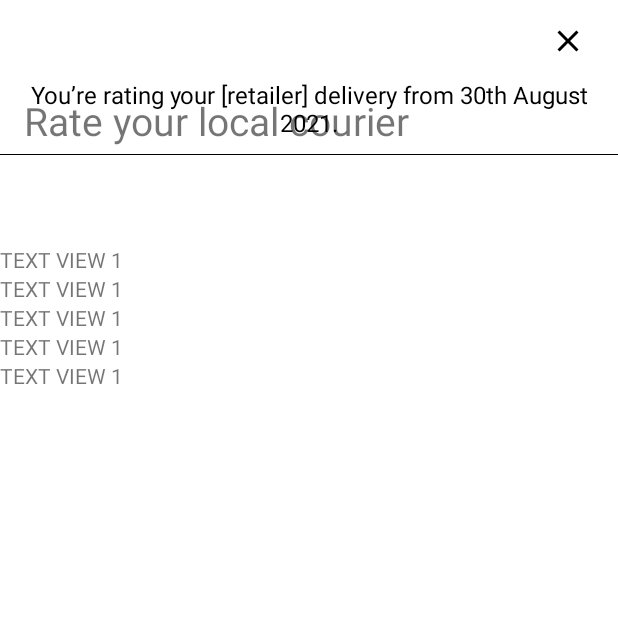
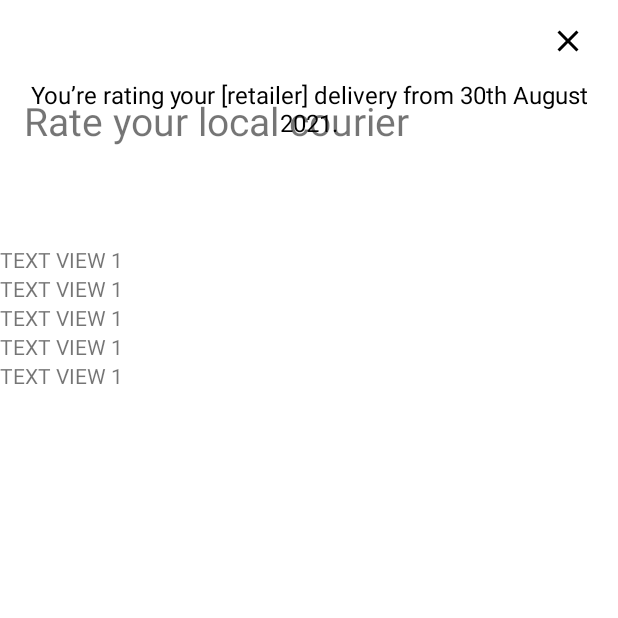
Before and after one commit to AlexBort/BaseKotlin, an Android app: the ToolbarActivity screen opened directly, with no data from a screen before it, on a phone screen of 412 x 824 dp, the top half of it. Run offline under Robolectric (Android 15) with nearby library versions, the phone set to English and light mode, and no system bars.

Commit message:
step by step - update visibility of divider

```diff
--- a/app/src/main/res/layout/collapsing_toolbar.xml
+++ b/app/src/main/res/layout/collapsing_toolbar.xml
@@ -75,7 +75,8 @@
         android:layout_width="0dp"
         android:layout_height="0.5dp"
         android:layout_marginTop="10dp"
-        android:background="@color/black"
+        android:background="@color/white"
+        android:visibility="invisible"
         app:layout_constraintEnd_toEndOf="parent"
         app:layout_constraintStart_toStartOf="parent"
         app:layout_constraintTop_toBottomOf="@id/sub_title" />
--- a/app/src/main/res/layout/collapsing_toolbar_end.xml
+++ b/app/src/main/res/layout/collapsing_toolbar_end.xml
@@ -87,7 +87,8 @@
         android:layout_width="0dp"
         android:layout_height="0.5dp"
         android:layout_marginTop="16dp"
-        android:background="@color/black"
+        android:background="@color/white"
+        android:visibility="invisible"
         app:layout_constraintEnd_toEndOf="parent"
         app:layout_constraintStart_toStartOf="parent"
         app:layout_constraintTop_toBottomOf="@id/sub_title" />
```
